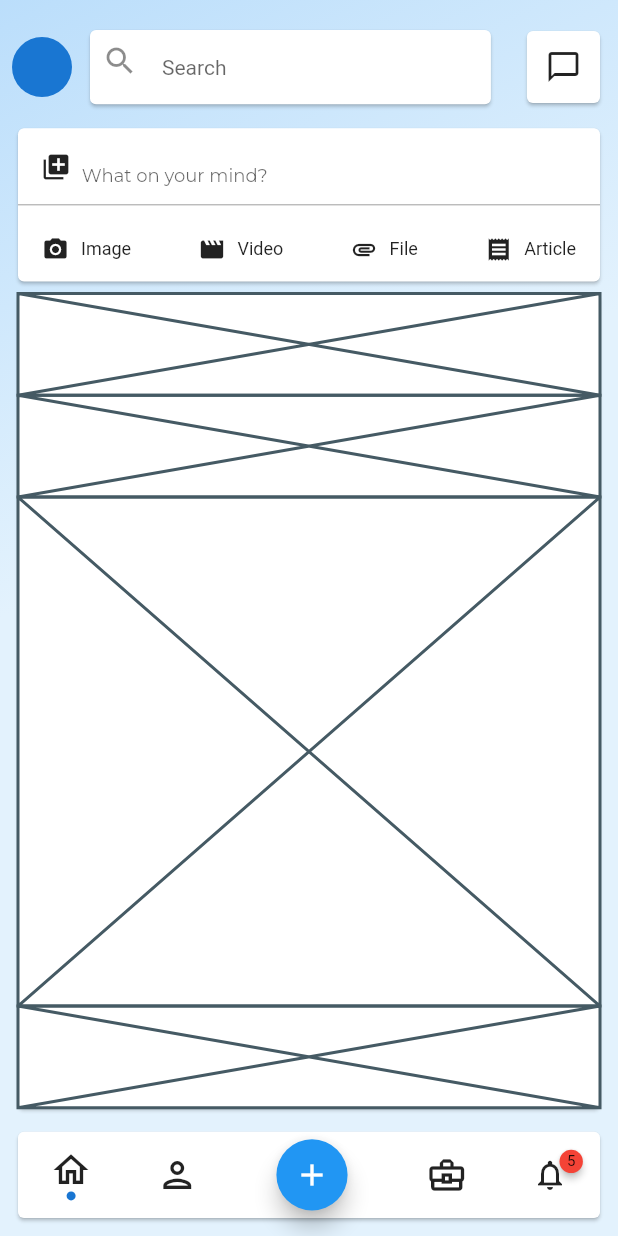
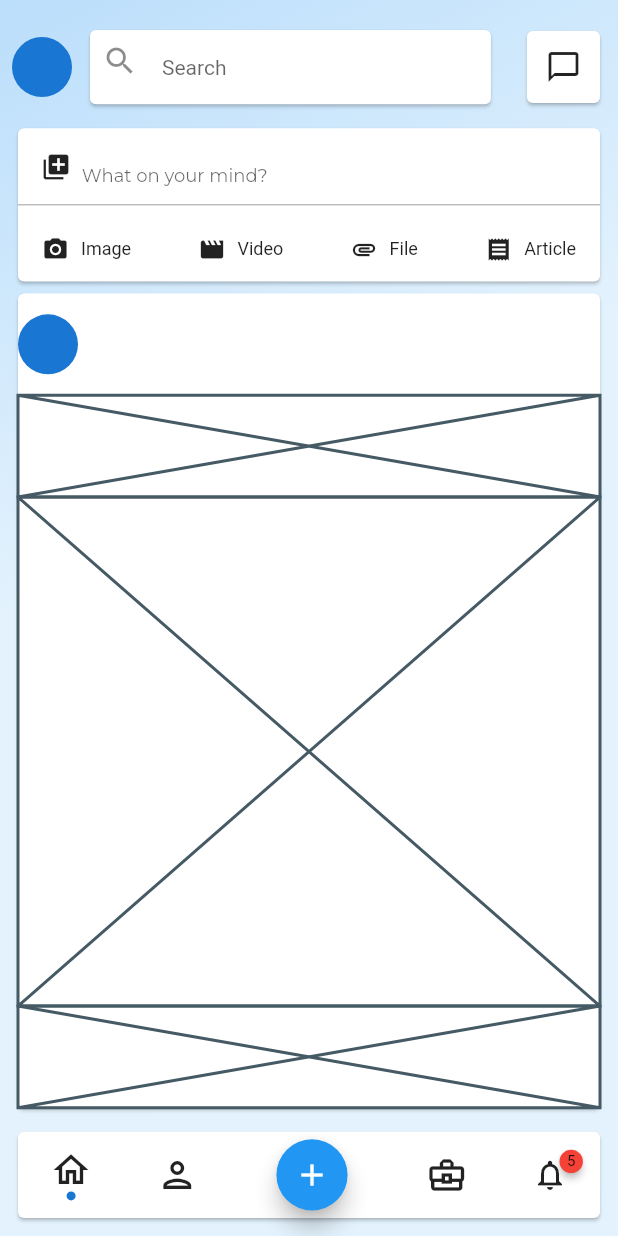
Before and after one commit to JAICHANGPARK/flutter_notebook_8th_story, a Flutter app: the screen it shows after launch, on a phone screen of 412 x 824 dp. Run offline on Flutter 3.47's test engine with Material 2 defaults, Android fonts, the phone set to English and light mode, and no system bars; drawn by our look-alikes of badges; our stand-ins replace flutter_hooks, google_fonts, hooks_riverpod, state_notifier.

Commit message:
Update linkedin_main_page.dart

```diff
--- a/lib/ep580_linkedin_app/linkedin_main_page.dart
+++ b/lib/ep580_linkedin_app/linkedin_main_page.dart
@@ -165,7 +165,16 @@ class _LinkedinMainPageState extends State<LinkedinMainPage> {
                       children: [
                         Expanded(
                           flex: 2,
-                          child: Placeholder(),
+                          child: Row(
+                            children: [
+                              CircleAvatar(),
+                              Column(
+                                children: [
+
+                                ],
+                              )
+                            ],
+                          ),
                         ),
                         Expanded(
                           flex: 2,
```
